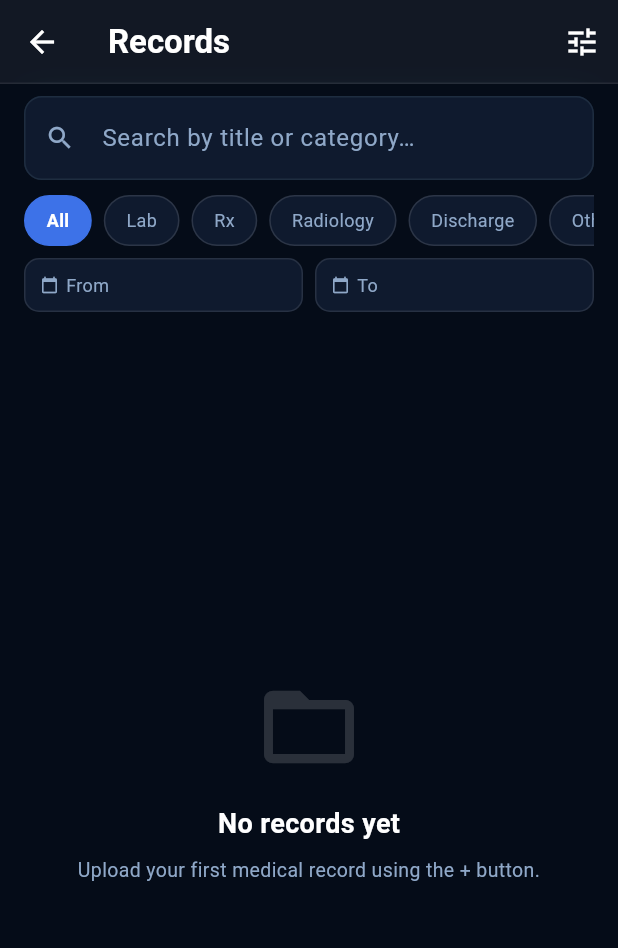
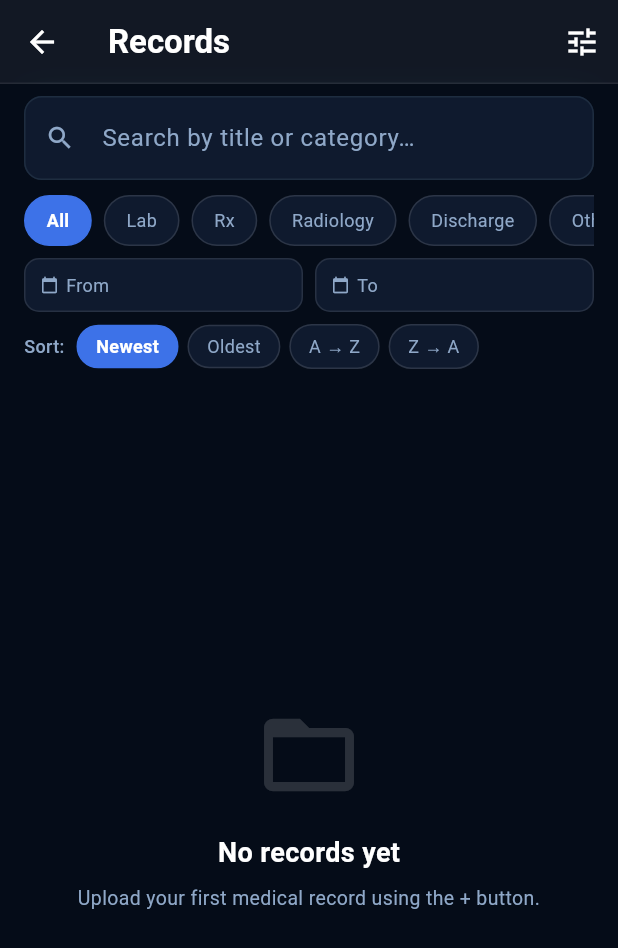
Before and after one commit to padeexha/MediVault, a Flutter app: the PatientDashboard screen opened directly, after a tap on "Records", on a phone screen of 412 x 824 dp. Shown: the top 948 px of the screen. Run offline on Flutter 3.47's test engine with Material 3 defaults, Android fonts, the phone set to English and light mode, and no system bars; our stand-ins replace cached_network_image, file_picker, image_picker, shared_preferences; accounts and stored records are empty; network calls fail.

Commit message:
improve records sorting and health profile access UX

```diff
--- a/frontend/lib/features/patient/patient_dashboard.dart
+++ b/frontend/lib/features/patient/patient_dashboard.dart
@@ -25,7 +25,6 @@ class _PatientDashboardState extends State<PatientDashboard> {
   String _userName = '';
   String? _gender;
   String? _profilePicture;
-  Map<String, int> _categoryCounts = {};
   int _totalRecords = 0;
   int _sharedWithDoctors = 0;
   int _profileCompletionPct = 0;
@@ -61,12 +60,6 @@ class _PatientDashboardState extends State<PatientDashboard> {
           .toList();
     }
     records.sort((a, b) => b.uploadDate.compareTo(a.uploadDate));
-
-    // Category counts
-    final counts = <String, int>{};
-    for (final r in records) {
-      counts[r.category] = (counts[r.category] ?? 0) + 1;
-    }
 
     // Shared-with-doctors count
     int shared = 0;
@@ -116,7 +109,6 @@ class _PatientDashboardState extends State<PatientDashboard> {
 
     setState(() {
       _userName            = name;
-      _categoryCounts      = counts;
       _totalRecords        = records.length;
       _sharedWithDoctors   = shared;
       _profileCompletionPct = completionPct;
@@ -312,13 +304,6 @@ class _PatientDashboardState extends State<PatientDashboard> {
           label: 'Shared',
           value: '$_sharedWithDoctors',
           color: AppColors.ecgGreen,
-        )),
-        const SizedBox(width: 10),
-        Expanded(child: _statCard(
-          icon: Icons.category_outlined,
-          label: 'Categories',
-          value: '${_categoryCounts.length}',
-          color: const Color(0xFF534AB7),
         )),
       ],
     );
--- a/frontend/lib/features/patient/record_list_screen.dart
+++ b/frontend/lib/features/patient/record_list_screen.dart
@@ -237,35 +237,12 @@ class _RecordListScreenState extends State<RecordListScreen> {
           mainAxisSize: MainAxisSize.min,
           crossAxisAlignment: CrossAxisAlignment.start,
           children: [
-            const Text('Sort & Filter',
+            const Text('Filters',
                 style: TextStyle(
                     color: Colors.white,
                     fontSize: 18,
                     fontWeight: FontWeight.bold)),
             const SizedBox(height: 16),
-            const Text('Sort by',
-                style: TextStyle(
-                    color: AppColors.textSecondary, fontSize: 12)),
-            const SizedBox(height: 8),
-            ...{
-              _SortOption.dateDesc: 'Newest first',
-              _SortOption.dateAsc:  'Oldest first',
-              _SortOption.titleAZ:  'Title A → Z',
-              _SortOption.titleZA:  'Title Z → A',
-            }.entries.map((e) => RadioListTile<_SortOption>(
-                  value: e.key,
-                  groupValue: _sortOption,
-                  activeColor: AppColors.accentBlue,
-                  title: Text(e.value,
-                      style: const TextStyle(color: Colors.white)),
-                  contentPadding: EdgeInsets.zero,
-                  onChanged: (v) {
-                    if (v != null) setState(() => _sortOption = v);
-                    _applyFilters();
-                    Navigator.pop(context);
-                  },
-                )),
-            const Divider(color: Color(0xFF1E2D40)),
             const Text('Sharing status',
                 style: TextStyle(
                     color: AppColors.textSecondary, fontSize: 12)),
@@ -294,6 +271,70 @@ class _RecordListScreenState extends State<RecordListScreen> {
     );
   }
 
+  Widget _sortChipsRow() {
+    const options = {
+      _SortOption.dateDesc: 'Newest',
+      _SortOption.dateAsc:  'Oldest',
+      _SortOption.titleAZ:  'A → Z',
+      _SortOption.titleZA:  'Z → A',
+    };
+    return Row(
+      children: [
+        const Text('Sort:',
+            style: TextStyle(
+                color: AppColors.textSecondary,
+                fontSize: 12,
+                fontWeight: FontWeight.w500)),
+        const SizedBox(width: 8),
+        Expanded(
+          child: SingleChildScrollView(
+            scrollDirection: Axis.horizontal,
+            child: Row(
+              children: options.entries.map((e) {
+                final selected = _sortOption == e.key;
+                return GestureDetector(
+                  onTap: () {
+                    setState(() => _sortOption = e.key);
+                    _applyFilters();
+                  },
+                  child: AnimatedContainer(
+                    duration: const Duration(milliseconds: 160),
+                    margin: const EdgeInsets.only(right: 6),
+                    padding: const EdgeInsets.symmetric(
+                        horizontal: 12, vertical: 5),
+                    decoration: BoxDecoration(
+                      color: selected
+                          ? AppColors.accentBlue
+                          : AppColors.bgSurface,
+                      borderRadius: BorderRadius.circular(16),
+                      border: Border.all(
+                        color: selected
+                            ? AppColors.accentBlue
+                            : Colors.white.withValues(alpha: 0.12),
+                      ),
+                    ),
+                    child: Text(
+                      e.value,
+                      style: TextStyle(
+                        color: selected
+                            ? Colors.white
+                            : AppColors.textSecondary,
+                        fontSize: 12,
+                        fontWeight: selected
+                            ? FontWeight.w600
+                            : FontWeight.normal,
+                      ),
+                    ),
+                  ),
+                );
+              }).toList(),
+            ),
+          ),
+        ),
+      ],
+    );
+  }
+
   Color _categoryColor(String cat) {
     switch (cat) {
       case 'lab_report':        return const Color(0xFF185FA5);
@@ -317,7 +358,6 @@ class _RecordListScreenState extends State<RecordListScreen> {
   @override
   Widget build(BuildContext context) {
     final activeFilters = (_sharedFilter != _SharedFilter.all ? 1 : 0) +
-        (_sortOption != _SortOption.dateDesc ? 1 : 0) +
         (_dateFrom != null ? 1 : 0) +
         (_dateTo != null ? 1 : 0);
 
@@ -443,6 +483,8 @@ class _RecordListScreenState extends State<RecordListScreen> {
                     ),
                   ],
                 ),
+                const SizedBox(height: 8),
+                _sortChipsRow(),
               ],
             ),
           ),
@@ -660,8 +702,11 @@ class _RecordListScreenState extends State<RecordListScreen> {
     );
     if (picked != null) {
       setState(() {
-        if (isFrom) _dateFrom = picked;
-        else _dateTo = picked;
+        if (isFrom) {
+          _dateFrom = picked;
+        } else {
+          _dateTo = picked;
+        }
       });
       _applyFilters();
     }
```
Also changed, not shown: frontend/lib/features/patient/health_profile_screen.dart (+160 -102 lines).
